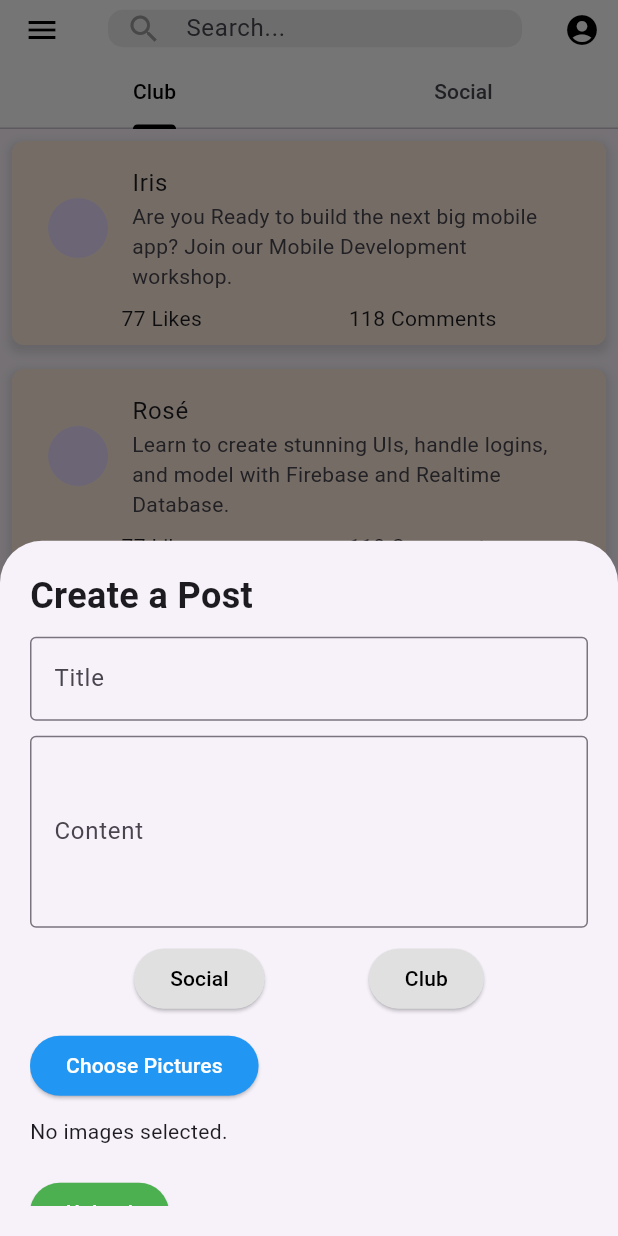
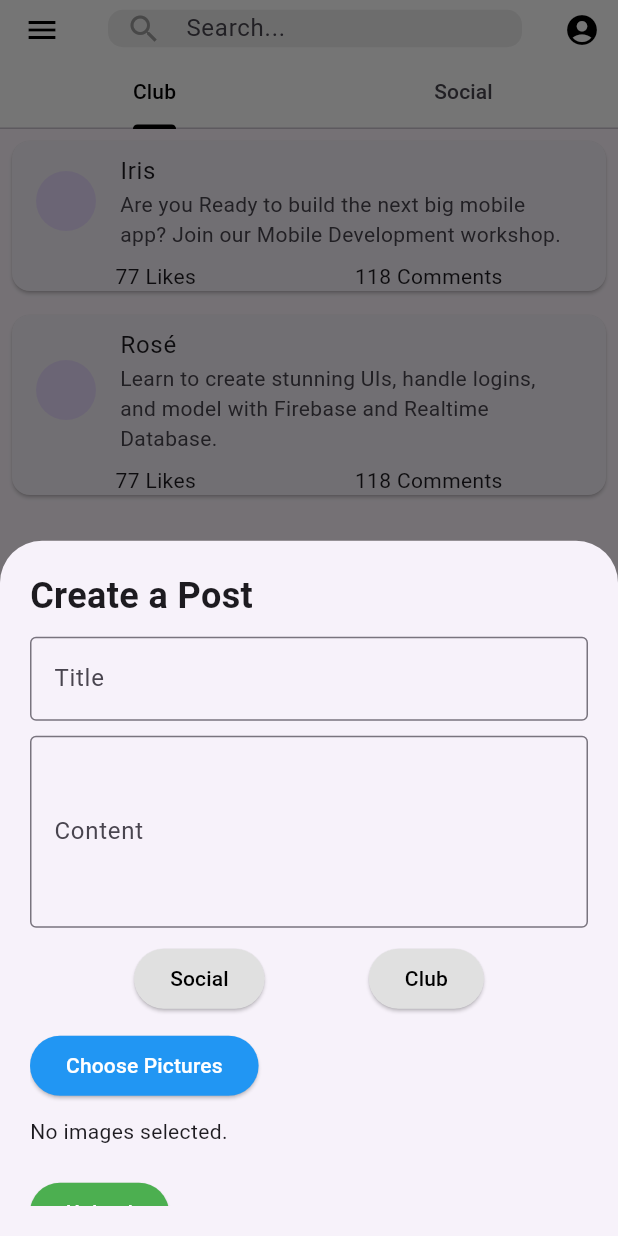
Before and after one commit to dlnphng/app_vichack, a Flutter app: the screen it shows after launch, after a tap on the "menu" icon, after a tap on the "account circle" icon, after a tap on the "add" icon, on a phone screen of 412 x 824 dp. Run offline on Flutter 3.47's test engine with Material 3 defaults, Android fonts, the phone set to English and light mode, and no system bars; our stand-ins replace cloud_firestore, firebase_auth, firebase_core, firebase_storage, image_picker; accounts and stored records are empty; network calls fail.

Commit message:
Modify custom drawer

```diff
--- a/lib/pages/home_page.dart
+++ b/lib/pages/home_page.dart
@@ -1,4 +1,5 @@
 import 'package:flutter/material.dart';
+import 'custom_drawer.dart';  // Import your custom drawer widget
 import 'create_post_bottom_sheet.dart'; // Import your bottom sheet widget
 
 // Post Model
@@ -9,41 +10,19 @@ class Post {
   final int likes;
   final int comments;
 
-  Post({
-    required this.userName,
-    required this.userImage,
-    required this.postContent,
-    required this.likes,
-    required this.comments,
-  });
+  Post({required this.userName, required this.userImage, required this.postContent, required this.likes, required this.comments});
 }
 
 // Post Widget
 class PostWidget extends StatelessWidget {
   final Post post;
 
-  // Custom color defined as a constant
-  static const Color postBackgroundColor = Color(0xFFFFEEDD);
-
   const PostWidget({Key? key, required this.post}) : super(key: key);
 
   @override
   Widget build(BuildContext context) {
-    return Container(
+    return Card(
       margin: EdgeInsets.all(8),
-      padding: EdgeInsets.all(8),
-      decoration: BoxDecoration(
-        color: postBackgroundColor, // Use the custom color
-        borderRadius: BorderRadius.circular(8), // Optional: for rounded corners
-        boxShadow: [
-          BoxShadow(
-            color: Colors.grey.withOpacity(0.3),
-            spreadRadius: 2,
-            blurRadius: 4,
-            offset: Offset(0, 3), // Shadow direction
-          ),
-        ],
-      ),
       child: Column(
         crossAxisAlignment: CrossAxisAlignment.start,
         children: [
@@ -82,11 +61,7 @@ class _HomePageState extends State<HomePage> with SingleTickerProviderStateMixin
   List<Post> posts = [
     Post(userName: 'Iris', userImage: 'path_to_iris_image', postContent: 'Are you Ready to build the next big mobile app? Join our Mobile Development workshop.', likes: 77, comments: 118),
     Post(userName: 'Rosé', userImage: 'path_to_rose_image', postContent: 'Learn to create stunning UIs, handle logins, and model with Firebase and Realtime Database.', likes: 77, comments: 118),
-    Post(userName: 'Alex', userImage: 'path_to_alex_image', postContent: 'Join our new workshop on Flutter and Dart.', likes: 53, comments: 45),
-    Post(userName: 'Jamie', userImage: 'path_to_jamie_image', postContent: 'Tips and tricks for effective state management in Flutter.', likes: 89, comments: 67),
-    Post(userName: 'Jordan', userImage: 'path_to_jordan_image', postContent: 'Explore new features in the latest Flutter release.', likes: 112, comments: 80),
-    Post(userName: 'Taylor', userImage: 'path_to_taylor_image', postContent: 'Creating responsive designs with Flutter.', likes: 94, comments: 90),
-    // Add more posts here if needed
+    // Add more posts here...
   ];
 
   @override
@@ -175,31 +150,7 @@ class _HomePageState extends State<HomePage> with SingleTickerProviderStateMixin
           ),
         ),
       ),
-      drawer: Drawer(
-        child: ListView(
-          padding: EdgeInsets.zero,
-          children: [
-            const DrawerHeader(
-              decoration: BoxDecoration(
-                color: Colors.black,
-              ),
-              child: Text('Drawer Header'),
-            ),
-            ListTile(
-              title: const Text('Item 1'),
-              onTap: () {
-                Navigator.pop(context);
-              },
-            ),
-            ListTile(
-              title: const Text('Item 2'),
-              onTap: () {
-                Navigator.pop(context);
-              },
-            ),
-          ],
-        ),
-      ),
+      drawer: const CustomDrawer(), // Use the CustomDrawer widget here
       body: TabBarView(
         controller: _tabController,
         children: [
```
